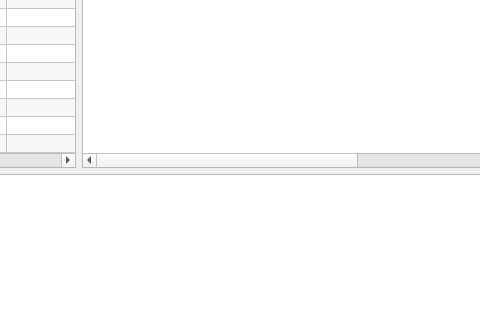
Before: the Qt Designer form engine/views/GraphicsWidget.ui in ridolph/uwbEnginer, drawn with Qt 5; both pictures show x 285 to 765 and y 164 to 484 of the 1074 by 668 pixel window.
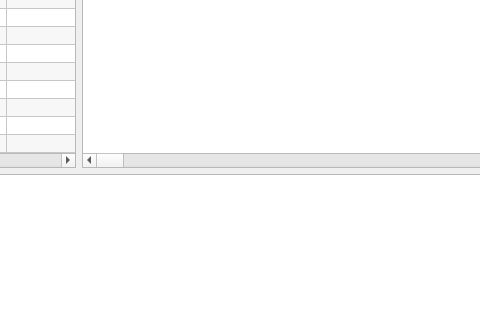
After: the same form once the commit is applied. Custom widgets are drawn as their Qt base class.

```diff
--- a/engine/views/GraphicsWidget.ui
+++ b/engine/views/GraphicsWidget.ui
@@ -13,6 +13,12 @@
     <height>668</height>
    </rect>
   </property>
+  <property name="maximumSize">
+   <size>
+    <width>16777215</width>
+    <height>800</height>
+   </size>
+  </property>
   <property name="windowTitle">
    <string>Form</string>
   </property>
@@ -20,100 +26,6 @@
    <property name="sizeConstraint">
     <enum>QLayout::SetNoConstraint</enum>
    </property>
-   <item row="1" column="0" colspan="2">
-    <widget class="GraphicsView" name="graphicsView"/>
-   </item>
-   <item row="0" column="0">
-    <widget class="QTableWidget" name="anchorTable">
-     <property name="sizePolicy">
-      <sizepolicy hsizetype="Minimum" vsizetype="Minimum">
-       <horstretch>0</horstretch>
-       <verstretch>0</verstretch>
-      </sizepolicy>
-     </property>
-     <property name="minimumSize">
-      <size>
-       <width>0</width>
-       <height>10</height>
-      </size>
-     </property>
-     <property name="maximumSize">
-      <size>
-       <width>350</width>
-       <height>16777215</height>
-      </size>
-     </property>
-     <property name="font">
-      <font>
-       <pointsize>8</pointsize>
-      </font>
-     </property>
-     <property name="layoutDirection">
-      <enum>Qt::LeftToRight</enum>
-     </property>
-     <property name="sizeAdjustPolicy">
-      <enum>QAbstractScrollArea::AdjustToContents</enum>
-     </property>
-     <property name="alternatingRowColors">
-      <bool>true</bool>
-     </property>
-     <property name="rowCount">
-      <number>16</number>
-     </property>
-     <property name="columnCount">
-      <number>12</number>
-     </property>
-     <attribute name="horizontalHeaderDefaultSectionSize">
-      <number>70</number>
-     </attribute>
-     <attribute name="horizontalHeaderMinimumSectionSize">
-      <number>70</number>
-     </attribute>
-     <attribute name="horizontalHeaderStretchLastSection">
-      <bool>false</bool>
-     </attribute>
-     <attribute name="verticalHeaderVisible">
-      <bool>false</bool>
-     </attribute>
-     <attribute name="verticalHeaderDefaultSectionSize">
-      <number>18</number>
-     </attribute>
-     <attribute name="verticalHeaderHighlightSections">
-      <bool>true</bool>
-     </attribute>
-     <attribute name="verticalHeaderMinimumSectionSize">
-      <number>18</number>
-     </attribute>
-     <row/>
-     <row/>
-     <row/>
-     <row/>
-     <row/>
-     <row/>
-     <row/>
-     <row/>
-     <row/>
-     <row/>
-     <row/>
-     <row/>
-     <row/>
-     <row/>
-     <row/>
-     <row/>
-     <column/>
-     <column/>
-     <column/>
-     <column/>
-     <column/>
-     <column/>
-     <column/>
-     <column/>
-     <column/>
-     <column/>
-     <column/>
-     <column/>
-    </widget>
-   </item>
    <item row="0" column="1">
     <widget class="QTableWidget" name="tagTable">
      <property name="sizePolicy">
@@ -149,7 +61,7 @@
       <number>0</number>
      </property>
      <property name="columnCount">
-      <number>23</number>
+      <number>255</number>
      </property>
      <attribute name="horizontalHeaderDefaultSectionSize">
       <number>70</number>
@@ -217,6 +129,339 @@
       </property>
      </column>
      <column/>
+     <column/>
+     <column/>
+     <column/>
+     <column/>
+     <column/>
+     <column/>
+     <column/>
+     <column/>
+     <column/>
+     <column/>
+     <column/>
+     <column/>
+     <column/>
+     <column/>
+     <column/>
+     <column/>
+     <column/>
+     <column/>
+     <column/>
+     <column/>
+     <column/>
+     <column/>
+     <column/>
+     <column/>
+     <column/>
+     <column/>
+     <column/>
+     <column/>
+     <column/>
+     <column/>
+     <column/>
+     <column/>
+     <column/>
+     <column/>
+     <column/>
+     <column/>
+     <column/>
+     <column/>
+     <column/>
+     <column/>
+     <column/>
+     <column/>
+     <column/>
+     <column/>
+     <column/>
+     <column/>
+     <column/>
+     <column/>
+     <column/>
+     <column/>
+     <column/>
+     <column/>
+     <column/>
+     <column/>
+     <column/>
+     <column/>
+     <column/>
+     <column/>
+     <column/>
+     <column/>
+     <column/>
+     <column/>
+     <column/>
+     <column/>
+     <column/>
+     <column/>
+     <column/>
+     <column/>
+     <column/>
+     <column/>
+     <column/>
+     <column/>
+     <column/>
+     <column/>
+     <column/>
+     <column/>
+     <column/>
+     <column/>
+     <column/>
+     <column/>
+     <column/>
+     <column/>
+     <column/>
+     <column/>
+     <column/>
+     <column/>
+     <column/>
+     <column/>
+     <column/>
+     <column/>
+     <column/>
+     <column/>
+     <column/>
+     <column/>
+     <column/>
+     <column/>
+     <column/>
+     <column/>
+     <column/>
+     <column/>
+     <column/>
+     <column/>
+     <column/>
+     <column/>
+     <column/>
+     <column/>
+     <column/>
+     <column/>
+     <column/>
+     <column/>
+     <column/>
+     <column/>
+     <column/>
+     <column/>
+     <column/>
+     <column/>
+     <column/>
+     <column/>
+     <column/>
+     <column/>
+     <column/>
+     <column/>
+     <column/>
+     <column/>
+     <column/>
+     <column/>
+     <column/>
+     <column/>
+     <column/>
+     <column/>
+     <column/>
+     <column/>
+     <column/>
+     <column/>
+     <column/>
+     <column/>
+     <column/>
+     <column/>
+     <column/>
+     <column/>
+     <column/>
+     <column/>
+     <column/>
+     <column/>
+     <column/>
+     <column/>
+     <column/>
+     <column/>
+     <column/>
+     <column/>
+     <column/>
+     <column/>
+     <column/>
+     <column/>
+     <column/>
+     <column/>
+     <column/>
+     <column/>
+     <column/>
+     <column/>
+     <column/>
+     <column/>
+     <column/>
+     <column/>
+     <column/>
+     <column/>
+     <column/>
+     <column/>
+     <column/>
+     <column/>
+     <column/>
+     <column/>
+     <column/>
+     <column/>
+     <column/>
+     <column/>
+     <column/>
+     <column/>
+     <column/>
+     <column/>
+     <column/>
+     <column/>
+     <column/>
+     <column/>
+     <column/>
+     <column/>
+     <column/>
+     <column/>
+     <column/>
+     <column/>
+     <column/>
+     <column/>
+     <column/>
+     <column/>
+     <column/>
+     <column/>
+     <column/>
+     <column/>
+     <column/>
+     <column/>
+     <column/>
+     <column/>
+     <column/>
+     <column/>
+     <column/>
+     <column/>
+     <column/>
+     <column/>
+     <column/>
+     <column/>
+     <column/>
+     <column/>
+     <column/>
+     <column/>
+     <column/>
+     <column/>
+     <column/>
+     <column/>
+     <column/>
+     <column/>
+     <column/>
+     <column/>
+     <column/>
+     <column/>
+     <column/>
+     <column/>
+     <column/>
+     <column/>
+     <column/>
+     <column/>
+     <column/>
+     <column/>
+     <column/>
+     <column/>
+     <column/>
+     <column/>
+     <column/>
+     <column/>
+     <column/>
+     <column/>
+     <column/>
+     <column/>
+     <column/>
+     <column/>
+    </widget>
+   </item>
+   <item row="2" column="0" colspan="2">
+    <widget class="GraphicsView" name="graphicsView">
+     <property name="maximumSize">
+      <size>
+       <width>16777215</width>
+       <height>16777215</height>
+      </size>
+     </property>
+    </widget>
+   </item>
+   <item row="0" column="0">
+    <widget class="QTableWidget" name="anchorTable">
+     <property name="sizePolicy">
+      <sizepolicy hsizetype="Minimum" vsizetype="Minimum">
+       <horstretch>0</horstretch>
+       <verstretch>0</verstretch>
+      </sizepolicy>
+     </property>
+     <property name="minimumSize">
+      <size>
+       <width>0</width>
+       <height>10</height>
+      </size>
+     </property>
+     <property name="maximumSize">
+      <size>
+       <width>350</width>
+       <height>16777215</height>
+      </size>
+     </property>
+     <property name="font">
+      <font>
+       <pointsize>8</pointsize>
+      </font>
+     </property>
+     <property name="layoutDirection">
+      <enum>Qt::LeftToRight</enum>
+     </property>
+     <property name="sizeAdjustPolicy">
+      <enum>QAbstractScrollArea::AdjustToContents</enum>
+     </property>
+     <property name="alternatingRowColors">
+      <bool>true</bool>
+     </property>
+     <property name="rowCount">
+      <number>16</number>
+     </property>
+     <property name="columnCount">
+      <number>12</number>
+     </property>
+     <attribute name="horizontalHeaderDefaultSectionSize">
+      <number>70</number>
+     </attribute>
+     <attribute name="horizontalHeaderMinimumSectionSize">
+      <number>70</number>
+     </attribute>
+     <attribute name="horizontalHeaderStretchLastSection">
+      <bool>false</bool>
+     </attribute>
+     <attribute name="verticalHeaderVisible">
+      <bool>false</bool>
+     </attribute>
+     <attribute name="verticalHeaderDefaultSectionSize">
+      <number>18</number>
+     </attribute>
+     <attribute name="verticalHeaderHighlightSections">
+      <bool>true</bool>
+     </attribute>
+     <attribute name="verticalHeaderMinimumSectionSize">
+      <number>18</number>
+     </attribute>
+     <row/>
+     <row/>
+     <row/>
+     <row/>
+     <row/>
+     <row/>
+     <row/>
+     <row/>
+     <row/>
+     <row/>
+     <row/>
+     <row/>
+     <row/>
+     <row/>
+     <row/>
+     <row/>
      <column/>
      <column/>
      <column/>
```
